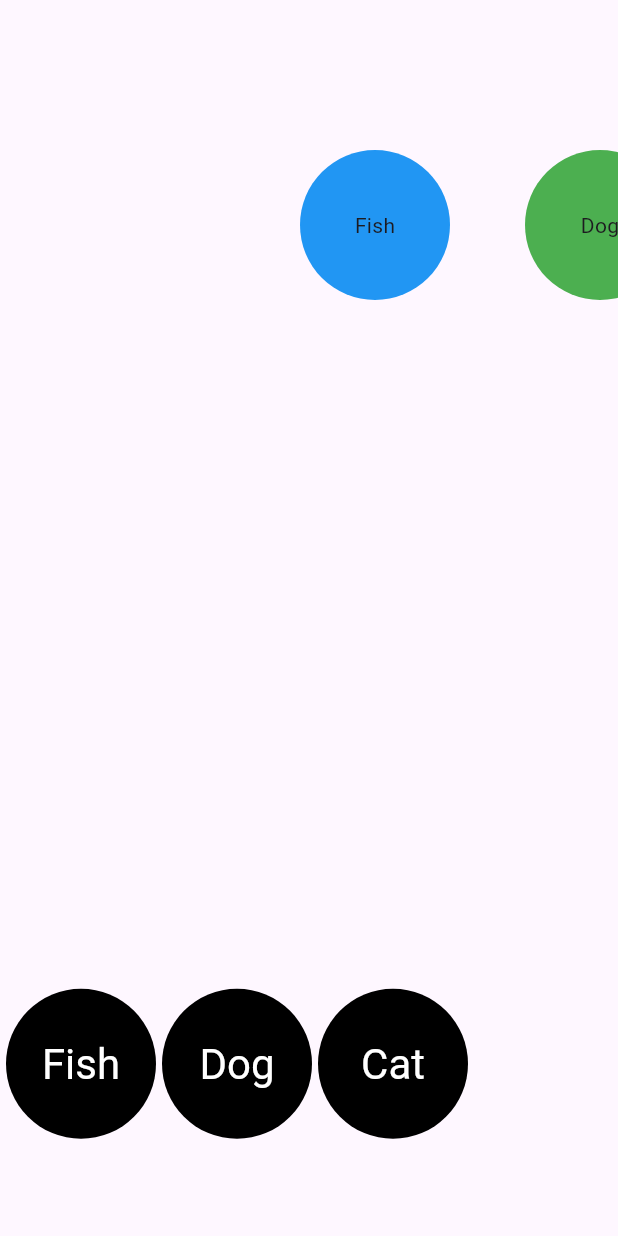
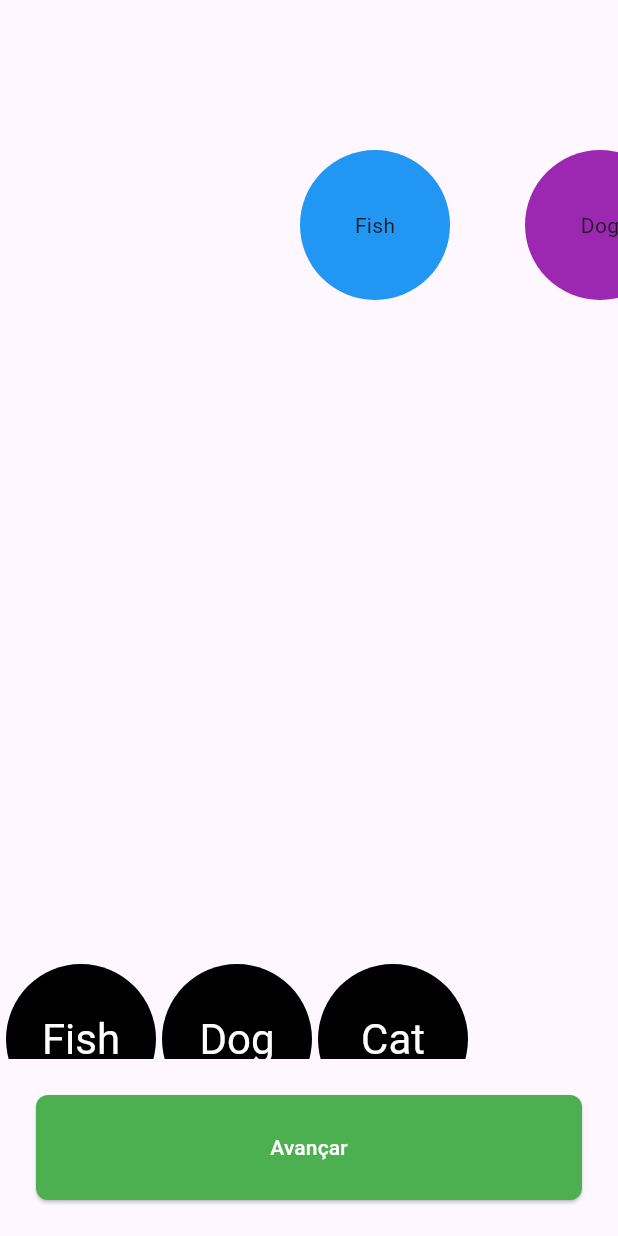
Before and after one commit to cosmopool/draggable, a Flutter app: the screen it shows after launch, on a phone screen of 412 x 824 dp. Run offline on Flutter 3.47's test engine with Material 3 defaults, Android fonts, the phone set to English and light mode, and no system bars.

Commit message:
feat: show feedback dialog on button pressed

```diff
--- a/lib/entities.dart
+++ b/lib/entities.dart
@@ -37,7 +37,7 @@ class Dog extends Entity {
   Dog({
     required super.x,
     required super.y,
-  }) : super(name: 'Dog', color: Colors.green);
+  }) : super(name: 'Dog', color: Colors.purple);
 }
 
 class Cat extends Entity {
--- a/lib/game_state.dart
+++ b/lib/game_state.dart
@@ -13,6 +13,9 @@ class GameState {
     Dog(x: 3.5 * _width, y: 100),
     Cat(x: 5 * _width, y: 100),
   ];
+
+  bool get isAllGrabbersFull =>
+      grabbers.map((g) => g.full).reduce((a, b) => a && b);
 
   Grabber getGrabber(Entity entity) {
     return grabbers.firstWhere((e) => e.attachableType == entity.runtimeType);
--- a/lib/home_page.dart
+++ b/lib/home_page.dart
@@ -29,15 +29,39 @@ class _HomePageState extends State<HomePage> {
     final windowWidth = MediaQuery.of(context).size.width;
     final windowHeight = MediaQuery.of(context).size.height;
 
-    return Scaffold(
-      body: Stack(
+    final button = Padding(
+      padding: const EdgeInsets.all(24),
+      child: ElevatedButton(
+        onPressed: () async {
+          if (gameState.isAllGrabbersFull) {
+            return _dialogBuilder('Parabéns', 'Parabéns, você passou de fase!');
+            // return finishedDialog();
+          } else {
+            return _dialogBuilder(
+              'Atenção',
+              'É necessário colocar todos os card em seus respectivos lugares.',
+            );
+            // return notFinishedYetDialog();
+          }
+        },
+        style: ElevatedButton.styleFrom(
+          backgroundColor: Colors.green,
+          foregroundColor: Colors.white,
+          minimumSize: const Size(400, 70),
+          shape: RoundedRectangleBorder(
+            borderRadius: BorderRadius.circular(8),
+          ),
+        ),
+        child: const Text('Avançar'),
+      ),
+    );
+
+    final draggables = Stack(
       children: <Widget>[
         ...entities.map((e) {
-            final i =
-                entities.indexWhere((b) => e.runtimeType == b.runtimeType);
-            final x =
-                ((windowWidth - width) / entities.length) * (i + 1) - width;
-            final y = windowHeight * .8;
+          final i = entities.indexWhere((b) => e.runtimeType == b.runtimeType);
+          final x = ((windowWidth - width) / entities.length) * (i + 1) - width;
+          final y = windowHeight * .78;
 
           final type = e.runtimeType;
           gameState.grabbers.add(Grabber(x, y, type));
@@ -52,7 +76,27 @@ class _HomePageState extends State<HomePage> {
           );
         }),
       ],
+    );
+
+    return Scaffold(
+      body: Column(
+        children: [
+          Expanded(child: draggables),
+          button,
+        ],
       ),
     );
   }
+
+  Future<void> _dialogBuilder(String title, String content) {
+    return showDialog<void>(
+      context: context,
+      builder: (BuildContext context) {
+        return AlertDialog(
+          title: Text(title),
+          content: Text(content),
+        );
+      },
+    );
   }
+}
```
Lines whose indentation alone changed are shown as unchanged.
